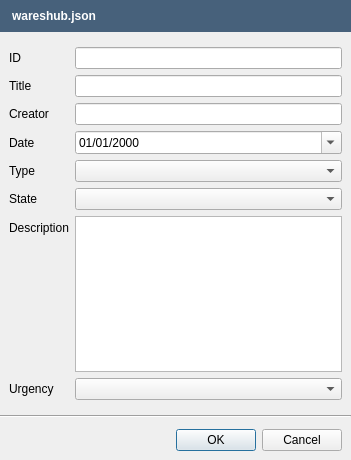
Old version of the form src/openfluid/ui/waresdev/WareshubIssueDialog.ui in the repository OpenFLUID/openfluid.
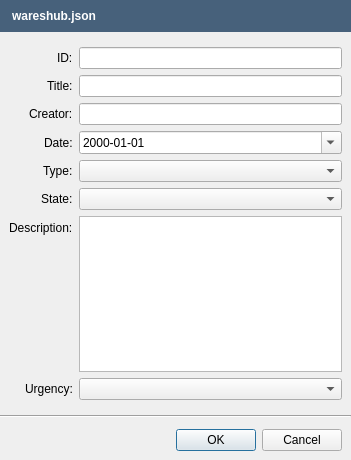
New version of the form.

Diff of the .ui file:
```diff
--- a/src/openfluid/ui/waresdev/WareshubIssueDialog.ui
+++ b/src/openfluid/ui/waresdev/WareshubIssueDialog.ui
@@ -80,13 +80,25 @@
      <property name="fieldGrowthPolicy">
       <enum>QFormLayout::AllNonFixedFieldsGrow</enum>
      </property>
-     <property name="margin">
+     <property name="labelAlignment">
+      <set>Qt::AlignRight|Qt::AlignTrailing|Qt::AlignVCenter</set>
+     </property>
+     <property name="leftMargin">
+      <number>9</number>
+     </property>
+     <property name="topMargin">
+      <number>9</number>
+     </property>
+     <property name="rightMargin">
+      <number>9</number>
+     </property>
+     <property name="bottomMargin">
       <number>9</number>
      </property>
      <item row="0" column="0">
       <widget class="QLabel" name="IDLabel">
        <property name="text">
-        <string>ID</string>
+        <string>ID:</string>
        </property>
       </widget>
      </item>
@@ -96,7 +108,7 @@
      <item row="1" column="0">
       <widget class="QLabel" name="TitleLabel">
        <property name="text">
-        <string>Title</string>
+        <string>Title:</string>
        </property>
       </widget>
      </item>
@@ -106,7 +118,7 @@
      <item row="2" column="0">
       <widget class="QLabel" name="CreatorLabel">
        <property name="text">
-        <string>Creator</string>
+        <string>Creator:</string>
        </property>
       </widget>
      </item>
@@ -116,14 +128,14 @@
      <item row="3" column="0">
       <widget class="QLabel" name="DateLabel">
        <property name="text">
-        <string>Date</string>
+        <string>Date:</string>
        </property>
       </widget>
      </item>
      <item row="3" column="1">
       <widget class="QDateEdit" name="DateDateEdit">
        <property name="displayFormat">
-        <string>dd/MM/yyyy</string>
+        <string>yyyy-MM-dd</string>
        </property>
        <property name="calendarPopup">
         <bool>true</bool>
@@ -133,7 +145,7 @@
      <item row="4" column="0">
       <widget class="QLabel" name="TypeLabel">
        <property name="text">
-        <string>Type</string>
+        <string>Type:</string>
        </property>
       </widget>
      </item>
@@ -143,7 +155,7 @@
      <item row="5" column="0">
       <widget class="QLabel" name="StateLabel">
        <property name="text">
-        <string>State</string>
+        <string>State:</string>
        </property>
       </widget>
      </item>
@@ -153,7 +165,7 @@
      <item row="6" column="0">
       <widget class="QLabel" name="DescriptionLabel">
        <property name="text">
-        <string>Description</string>
+        <string>Description:</string>
        </property>
       </widget>
      </item>
@@ -163,7 +175,7 @@
      <item row="7" column="0">
       <widget class="QLabel" name="UrgencyLabel">
        <property name="text">
-        <string>Urgency</string>
+        <string>Urgency:</string>
        </property>
       </widget>
      </item>
```
Left out of the diff: 2 changed lines with no effect on the pictures.
